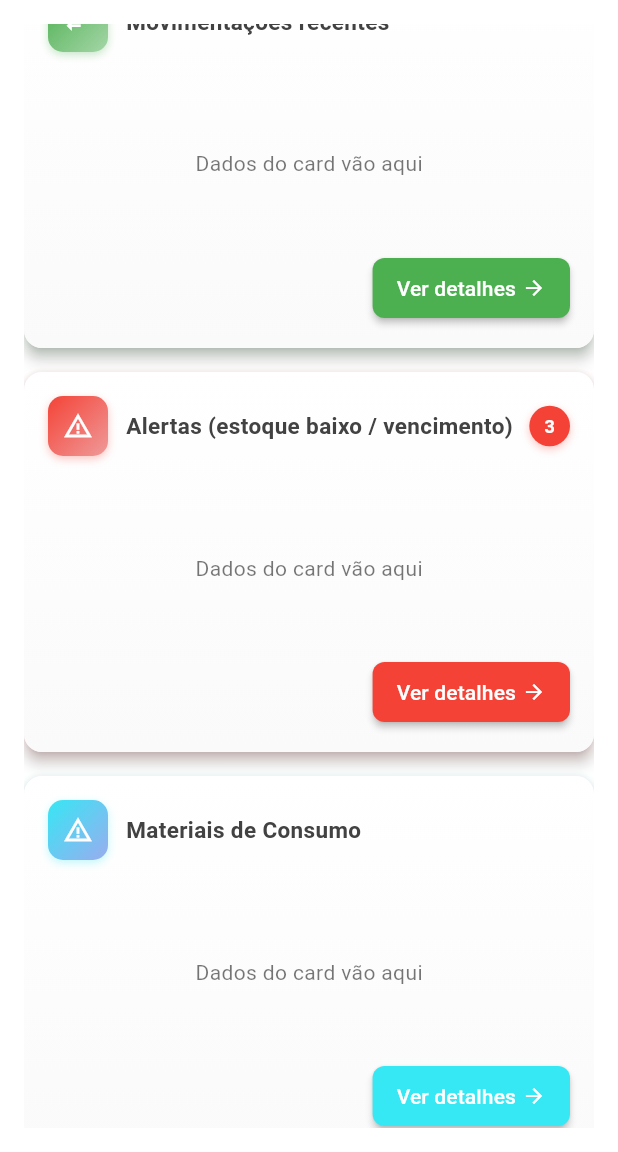
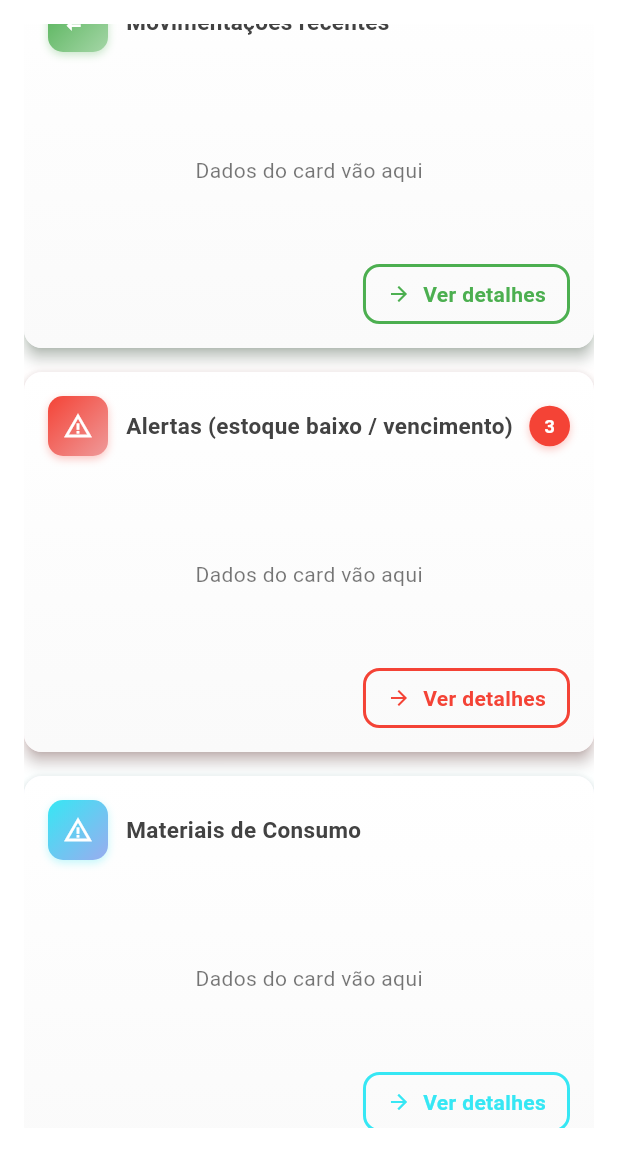
Before and after one commit to MetroIMT/PII-Metro-Gestao-de-Processos, a Flutter app: the HomeScreen screen opened directly, scrolled down 576 dp, on a phone screen of 412 x 824 dp, the part 84-1236 px from its top. Run offline on Flutter 3.47's test engine with Material 3 defaults, Android fonts, the phone set to English and light mode, and no system bars; our stand-ins replace flutter_secure_storage; accounts and stored records are empty.

Commit message:
feat(ui): implement custom action buttons with hover effects in home and password recovery screens

```diff
--- a/lib/screens/home/home_screen.dart
+++ b/lib/screens/home/home_screen.dart
@@ -297,7 +297,7 @@ class _HomeScreenState extends State<HomeScreen>
               ),
             ),
             child: Image.asset('assets/LogoMetro.png'),
-            height: 40,
+            height: 80,
           ),
           const SizedBox(height: 20),
           _sidebarItem(Icons.person, 'Usuário', 0, expanded),
@@ -709,28 +709,10 @@ class _HomeScreenState extends State<HomeScreen>
                 // Botão de ação
                 Align(
                   alignment: Alignment.bottomRight,
-                  child: ElevatedButton(
+                  child: _CardActionButton(
+                    label: 'Ver estoque',
+                    borderColor: metroBlue,
                     onPressed: onTap,
-                    style: ElevatedButton.styleFrom(
-                      backgroundColor: metroBlue,
-                      foregroundColor: Colors.white,
-                      padding: const EdgeInsets.symmetric(
-                        horizontal: 16,
-                        vertical: 8,
-                      ),
-                      shape: RoundedRectangleBorder(
-                        borderRadius: BorderRadius.circular(8),
-                      ),
-                      elevation: 2,
-                    ),
-                    child: Row(
-                      mainAxisSize: MainAxisSize.min,
-                      children: [
-                        Text('Ver estoque'),
-                        SizedBox(width: 4),
-                        Icon(Icons.arrow_forward, size: 16),
-                      ],
-                    ),
                   ),
                 ),
               ],
@@ -891,28 +873,10 @@ class _HomeScreenState extends State<HomeScreen>
                 // Botão de ação
                 Align(
                   alignment: Alignment.bottomRight,
-                  child: ElevatedButton(
+                  child: _CardActionButton(
+                    label: 'Ver detalhes',
+                    borderColor: color,
                     onPressed: onTap,
-                    style: ElevatedButton.styleFrom(
-                      backgroundColor: color,
-                      foregroundColor: Colors.white,
-                      padding: const EdgeInsets.symmetric(
-                        horizontal: 16,
-                        vertical: 8,
-                      ),
-                      shape: RoundedRectangleBorder(
-                        borderRadius: BorderRadius.circular(8),
-                      ),
-                      elevation: 2,
-                    ),
-                    child: Row(
-                      mainAxisSize: MainAxisSize.min,
-                      children: [
-                        Text('Ver detalhes'),
-                        SizedBox(width: 4),
-                        Icon(Icons.arrow_forward, size: 16),
-                      ],
-                    ),
                   ),
                 ),
               ],
@@ -923,3 +887,90 @@ class _HomeScreenState extends State<HomeScreen>
     );
   }
 }
+
+// Novo widget: botão estilizado replicando comportamento do exemplo HTML/CSS
+class _CardActionButton extends StatefulWidget {
+  final String label;
+  final Color borderColor;
+  final VoidCallback onPressed;
+
+  const _CardActionButton({
+    required this.label,
+    required this.borderColor,
+    required this.onPressed,
+    Key? key,
+  }) : super(key: key);
+
+  @override
+  State<_CardActionButton> createState() => _CardActionButtonState();
+}
+
+class _CardActionButtonState extends State<_CardActionButton> {
+  bool _isHover = false;
+  bool _isPressed = false;
+  final Duration _duration = const Duration(milliseconds: 300);
+
+  void _handleTap() {
+    if (!_isPressed) {
+      widget.onPressed();
+    }
+  }
+
+  @override
+  Widget build(BuildContext context) {
+    final bg = _isHover ? widget.borderColor : Colors.transparent;
+    final textColor = _isHover ? Colors.white : widget.borderColor;
+
+    return MouseRegion(
+      onEnter: (_) => setState(() => _isHover = true),
+      onExit: (_) => setState(() => _isHover = false),
+      child: GestureDetector(
+        onTapDown: (_) => setState(() => _isPressed = true),
+        onTapUp: (_) {
+          setState(() => _isPressed = false);
+          _handleTap();
+        },
+        onTapCancel: () => setState(() => _isPressed = false),
+        child: AnimatedContainer(
+          duration: _duration,
+          curve: Curves.easeOut,
+          height: 40,
+          padding: const EdgeInsets.symmetric(horizontal: 14),
+          decoration: BoxDecoration(
+            color: bg,
+            border: Border.all(color: widget.borderColor, width: 2),
+            borderRadius: BorderRadius.circular(11),
+          ),
+          child: Stack(
+            alignment: Alignment.center,
+            children: [
+              // Texto + ícone (icone se desloca ao hover)
+              Row(
+                mainAxisSize: MainAxisSize.min,
+                children: [
+                  AnimatedContainer(
+                    duration: _duration,
+                    transform: Matrix4.translationValues(_isHover ? 5.0 : 0.0, 0.0, 0.0),
+                    child: Icon(
+                      Icons.arrow_forward,
+                      size: 16,
+                      color: textColor,
+                    ),
+                  ),
+                  const SizedBox(width: 8),
+                  Text(
+                    widget.label,
+                    style: TextStyle(
+                      color: textColor,
+                      fontWeight: FontWeight.bold,
+                    ),
+                  ),
+                ],
+              ),
+            ],
+          ),
+        ),
+      ),
+    );
+  }
+}
```
Also changed, not shown: lib/screens/login/esqueceuasenha_popup.dart (+122 -30 lines).
